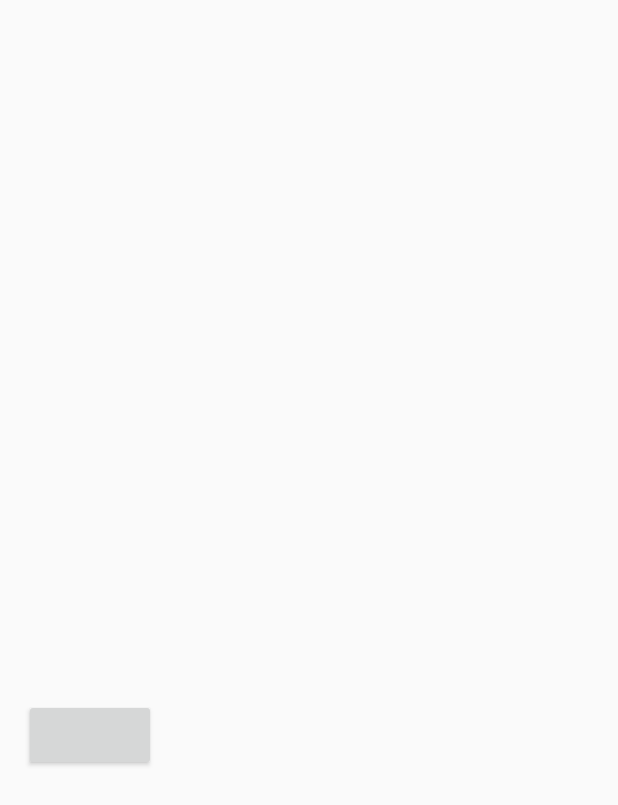
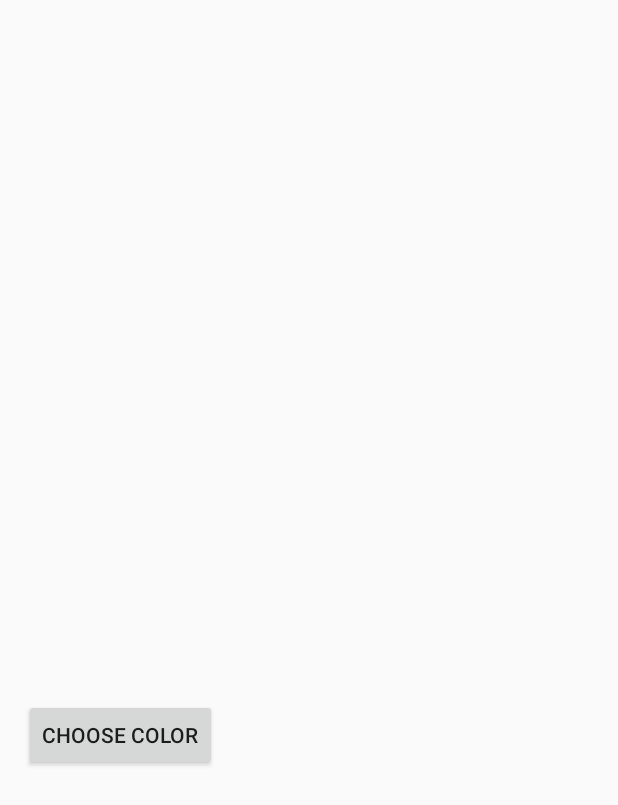
Before and after one commit to unc-comp790-136/image-editor, an Android app: the layout filter.xml on its own in the app's theme, with its tools: preview values and no code run, on a phone screen of 412 x 824 dp. Shown: the top 805 px of the screen. Run offline under Robolectric (Android 15) with nearby library versions, the phone set to English and light mode, and no system bars.

Commit message:
Added settings for filter

```diff
--- a/app/src/main/res/layout/filter.xml
+++ b/app/src/main/res/layout/filter.xml
@@ -23,18 +23,31 @@
         android:id="@+id/color_pick_start"
         android:layout_width="wrap_content"
         android:layout_height="wrap_content"
+        android:text="Choose Color"
         android:onClick="chooseColor"/>
 
-    <com.example.menozzi.imageeditor.GradientView
+    <TextView
         android:layout_width="wrap_content"
         android:layout_height="wrap_content"
+        android:id="@+id/color_value"/>
+
+    <com.example.menozzi.imageeditor.GradientView
+        android:layout_width="match_parent"
+        android:layout_height="300dp"
         android:id="@+id/colorPicker"
-        android:visibility="gone"/>
+        android:visibility="gone"
+        app:radius="3dp"
+        app:pointerDrawable="@drawable/pointer_simple"
+        app:lockPointerInBounds="true"
+        android:background="@drawable/gradient_background"
+        android:layout_margin="20dp"
+        android:padding="5dp"/>
 
     <Button
         android:id="@+id/choose_color"
         android:layout_width="wrap_content"
         android:layout_height="wrap_content"
+        android:text="Select"
         android:onClick="onColorChosen"
         android:visibility="gone"/>
 
```
Also changed, not shown: app/src/main/java/com/example/menozzi/imageeditor/MainActivity.java (+23 -6 lines), app/src/main/res/layout/activity_main_filter.xml (added, +25 -0 lines).
